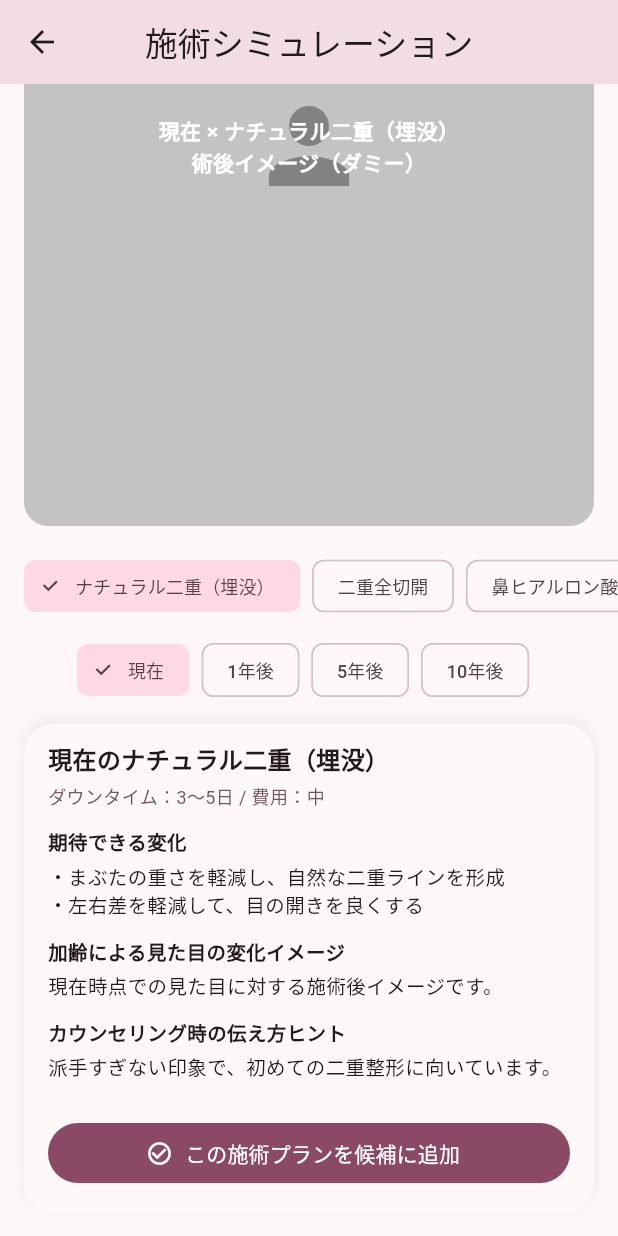
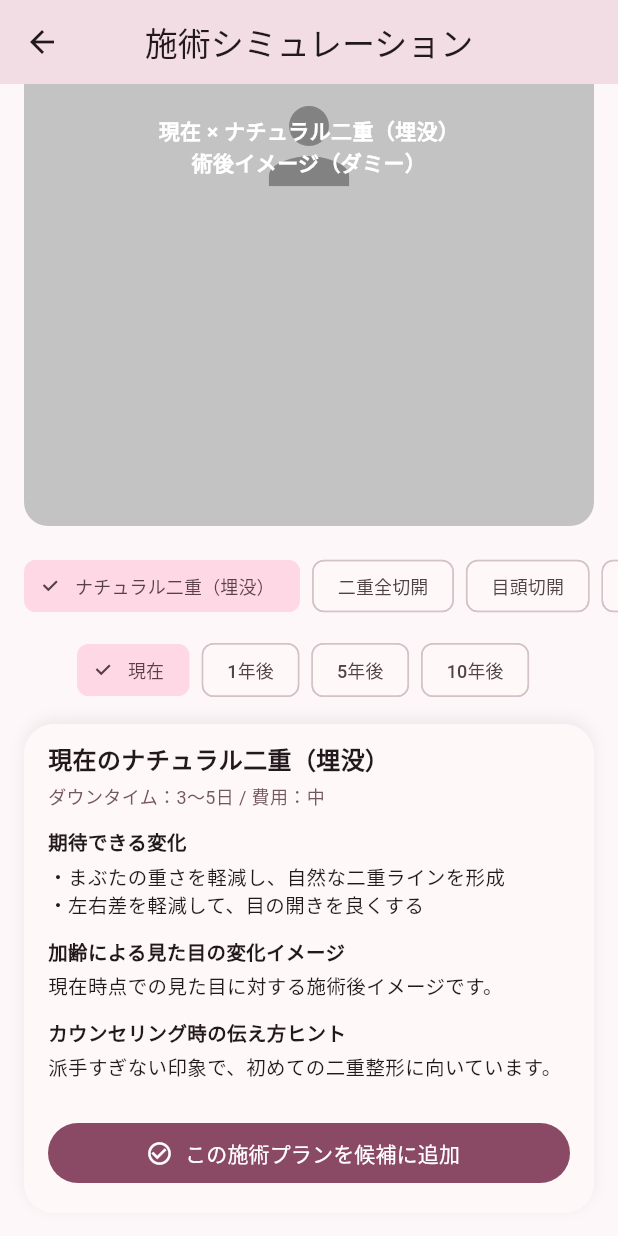
Before and after one commit to yokoyama1130/BeautyUI, a Flutter app: the TreatmentSimulationPage screen opened directly, scrolled down 228 dp, on a phone screen of 412 x 824 dp. Run offline on Flutter 3.47's test engine with Material 3 defaults, Android fonts, the phone set to English and light mode, and no system bars.

Commit message:
施術の種類を追加

```diff
--- a/lib/screens/scan/treatment_simulation_page.dart
+++ b/lib/screens/scan/treatment_simulation_page.dart
@@ -38,6 +38,13 @@ class _TreatmentSimulationPageState extends State<TreatmentSimulationPage> {
       note: 'しっかりとした二重を長期的に維持したい方に向いています。',
     ),
     _TreatmentOption(
+      name: '目頭切開',
+      tag: 'ダウンタイム：5〜7日 / 費用：中〜高',
+      effect:
+          '・目と目の間の距離を調整し、目頭側の丸みを整える\n・目の横幅だけでなく、目力の印象をアップ',
+      note: '「離れ目が気になる」「もう少し目を大きく見せたい」方に向いています。',
+    ),
+    _TreatmentOption(
       name: '鼻ヒアルロン酸注入',
       tag: 'ダウンタイム：1〜3日 / 費用：低〜中',
       effect:
@@ -45,11 +52,32 @@ class _TreatmentSimulationPageState extends State<TreatmentSimulationPage> {
       note: 'まずはプチ整形で変化を試したい方に向いています。',
     ),
     _TreatmentOption(
+      name: 'ほうれい線ヒアルロン酸',
+      tag: 'ダウンタイム：1〜3日 / 費用：中',
+      effect:
+          '・ほうれい線の溝をふっくらさせ、影をやわらげる\n・疲れて見える・老けて見える印象を軽減',
+      note: 'マスクを外したときの印象を若々しく整えたい方に適しています。',
+    ),
+    _TreatmentOption(
       name: '糸リフト（フェイスライン）',
       tag: 'ダウンタイム：2〜5日 / 費用：中〜高',
       effect:
           '・フェイスラインのたるみを引き上げ、輪郭をシャープに\n・口元やほうれい線の影を軽減',
       note: '「なんとなく疲れて見える」印象を改善したい方に適しています。',
+    ),
+    _TreatmentOption(
+      name: 'エラボトックス（小顔）',
+      tag: 'ダウンタイム：ほぼなし / 費用：低〜中',
+      effect:
+          '・エラ部分の筋肉（咬筋）のボリュームを少しずつ軽減\n・横顔・正面の輪郭をほっそりと見せる',
+      note: 'メスを使わずにフェイスラインをすっきりさせたい方に向いています。',
+    ),
+    _TreatmentOption(
+      name: '顎下脂肪吸引',
+      tag: 'ダウンタイム：7〜10日 / 費用：高',
+      effect:
+          '・二重あごのボリュームを減らし、首との境目をはっきりさせる\n・横顔のラインをシャープに整える',
+      note: 'ダイエットをしても顎下だけが残りやすい方に適した施術です。',
     ),
   ];
 
```
